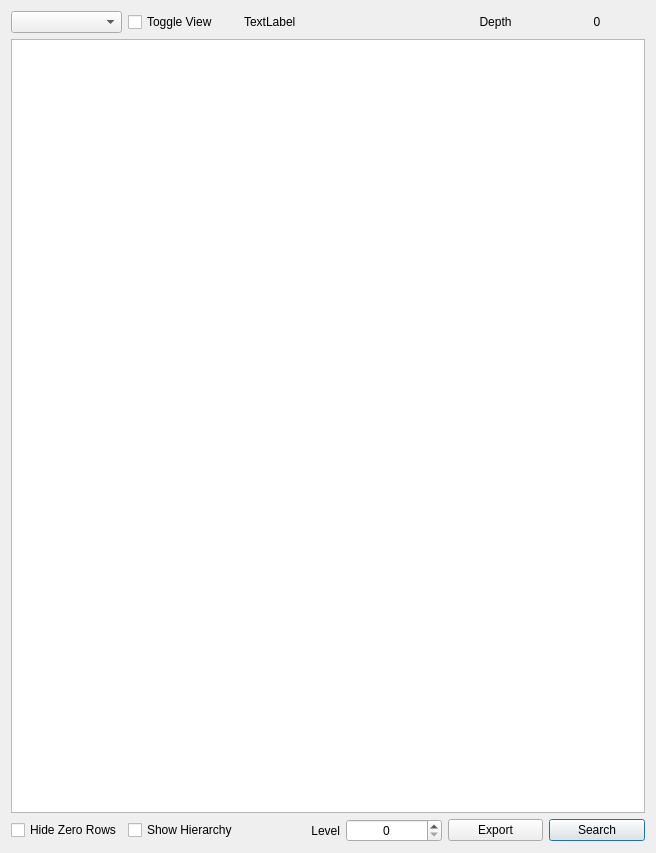
The window that datamodel/htabledata.ui (hallamlab/MetaPathwaysGUI) describes before a commit, drawn with Qt 5.
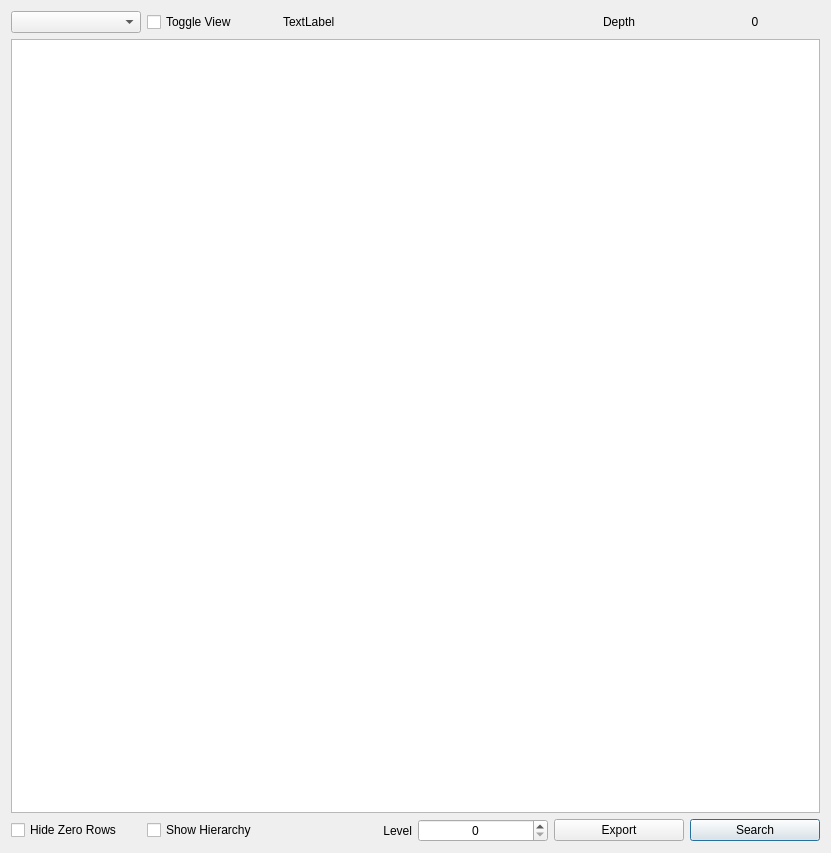
The same window after the commit.

What changed in the file:
```diff
--- a/datamodel/htabledata.ui
+++ b/datamodel/htabledata.ui
@@ -6,10 +6,16 @@
    <rect>
     <x>0</x>
     <y>0</y>
-    <width>656</width>
+    <width>831</width>
     <height>853</height>
    </rect>
   </property>
+  <property name="sizePolicy">
+   <sizepolicy hsizetype="Expanding" vsizetype="Expanding">
+    <horstretch>0</horstretch>
+    <verstretch>0</verstretch>
+   </sizepolicy>
+  </property>
   <property name="windowTitle">
    <string>Hierarchical Table</string>
   </property>
@@ -50,6 +56,12 @@
    </item>
    <item row="1" column="0" colspan="6">
     <widget class="QTableWidget" name="tableWidget">
+     <property name="sizePolicy">
+      <sizepolicy hsizetype="Preferred" vsizetype="Preferred">
+       <horstretch>0</horstretch>
+       <verstretch>0</verstretch>
+      </sizepolicy>
+     </property>
      <property name="editTriggers">
       <set>QAbstractItemView::AnyKeyPressed|QAbstractItemView::EditKeyPressed</set>
      </property>
```
